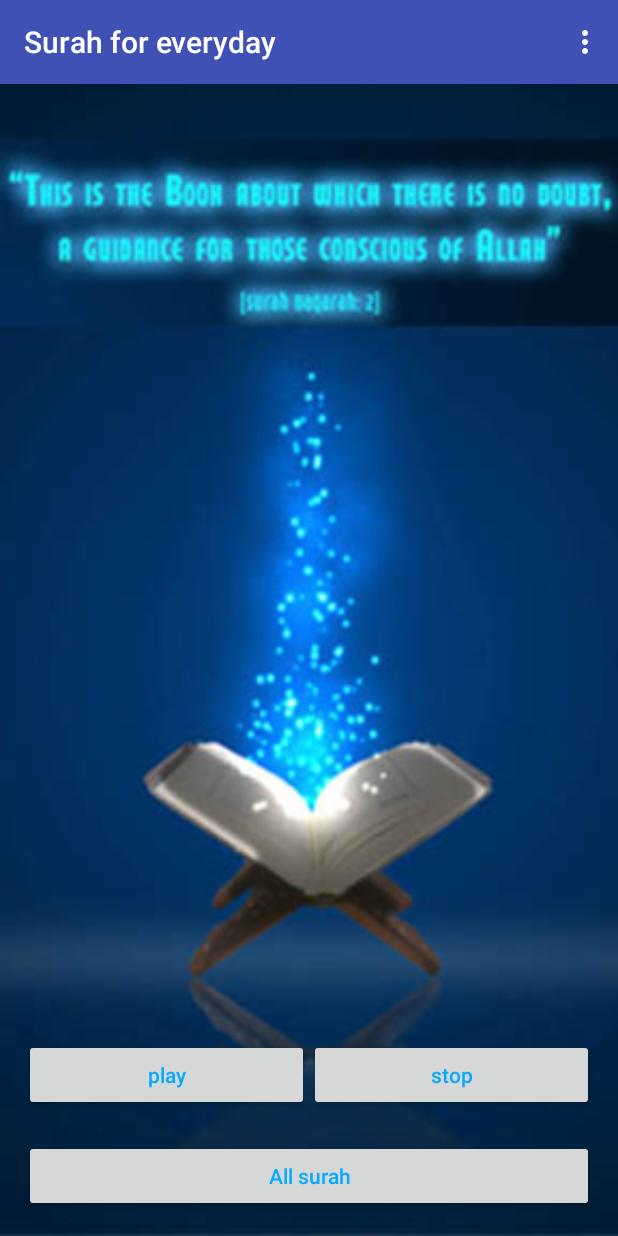
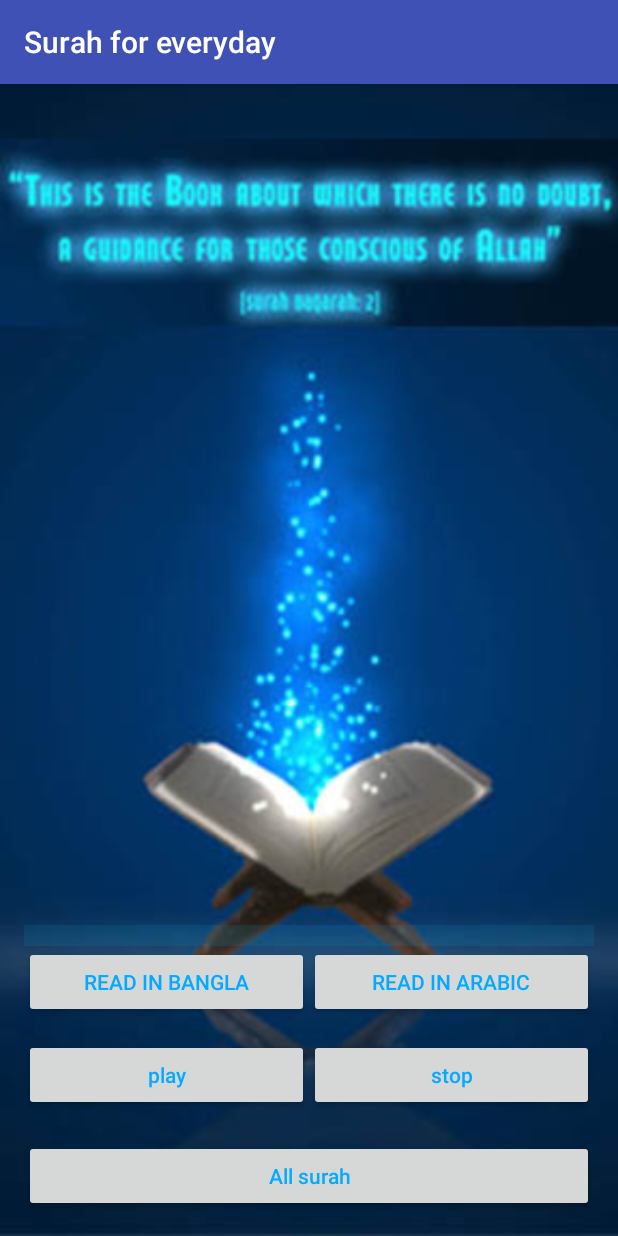
Before and after one commit to akash-kumar-basak/AndroidApplication2-SurahForEveryday, an Android app: the PlaySurah screen opened directly, with no data from a screen before it, on a phone screen of 412 x 824 dp. Run offline under Robolectric (Android 15) with nearby library versions, the phone set to English and light mode, and no system bars.

Commit message:
Add some new featuregit status

```diff
--- a/Surahforeveryday/app/build.gradle
+++ b/Surahforeveryday/app/build.gradle
@@ -23,4 +23,5 @@ dependencies {
     compile fileTree(dir: 'libs', include: ['*.jar'])
     testCompile 'junit:junit:4.12'
     compile 'com.android.support:appcompat-v7:24.2.1'
+    compile files('libs/bls-1.0.jar')
 }
--- a/Surahforeveryday/app/src/main/java/com/example/engineerakash/surahforeveryday/ListOfSurahActivity.java
+++ b/Surahforeveryday/app/src/main/java/com/example/engineerakash/surahforeveryday/ListOfSurahActivity.java
@@ -52,8 +52,8 @@ public class ListOfSurahActivity extends AppCompatActivity {
         alertDialog.show();
 
     }
-
-    @Override
+    //create menu
+    /*@Override
     public boolean onCreateOptionsMenu(Menu menu) {
         MenuInflater menuInflater = getMenuInflater();
         menuInflater.inflate(R.menu.main_menu, menu);
@@ -93,5 +93,5 @@ public class ListOfSurahActivity extends AppCompatActivity {
         });
         AlertDialog aboutApp = aboutString.create();
         aboutApp.show();
-    }
+    }*/
 }
--- a/Surahforeveryday/app/src/main/java/com/example/engineerakash/surahforeveryday/PlaySurah.java
+++ b/Surahforeveryday/app/src/main/java/com/example/engineerakash/surahforeveryday/PlaySurah.java
@@ -3,6 +3,7 @@ package com.example.engineerakash.surahforeveryday;
 import android.app.AlertDialog;
 import android.content.DialogInterface;
 import android.content.Intent;
+import android.graphics.Typeface;
 import android.media.MediaPlayer;
 import android.support.v7.app.AppCompatActivity;
 import android.os.Bundle;
@@ -21,14 +22,61 @@ public class PlaySurah extends AppCompatActivity {
     SurahProfileAdaptar surahProfileAdaptar;
     TextView surahNameText;
     TextView palyStatus;
+    TextView banglaFont;
+    TextView arbiFont;
     //String nameOfSurah = getIntent().getStringExtra("surahName");
+    String fatihaBangla = "সূরা আল ফাতিহা\n" +
+            "শুরু করছি আল্লাহর নামে যিনি পরম করুণাময়, অতি দয়ালু।\n" +
+            "যাবতীয় প্রশংসা আল্লাহ তা’আলার যিনি সকল সৃষ্টি জগতের পালনকর্তা।\n" +
+            "যিনি নিতান্ত মেহেরবান ও দয়ালু।\n" +
+            "যিনি বিচার দিনের মালিক।\n";
+    String asrBangla = "সূরা আছর\n" +
+            "কসম যুগের (সময়ের),\n" +
+            "নিশ্চয় মানুষ ক্ষতিগ্রস্ত;\n" +
+            "কিন্তু তারা নয়, যারা বিশ্বাস স্থাপন করে ও সৎকর্ম করে\n";
+    String kautharBangla = "সূরা কাওসার \n" +
+            "\n" +
+            "নিশ্চয় আমি আপনাকে কাওসার দান করেছি।\n" +
+            "অতএব আপনার পালনকর্তার উদ্দেশ্যে নামায পড়ুন\n" +
+            "যে আপনার শত্রু, সেই তো লেজকাটা, নির্বংশ।\n";
+    String qurayshBangla = "সূরা কোরাইশ \n" +
+            "কোরাইশের আসক্তির কারণে,\n" +
+            "আসক্তির কারণে তাদের শীত ও গ্রীষ্মকালীন সফরের।\n" +
+            "অতএব তারা যেন এবাদত করে এই ঘরের পালনকর্তার\n" +
+            "যিনি তাদেরকে ক্ষুধায় আহার দিয়েছেন।\n";
+    String nasrBangla = "সূরা নছর\n" +
+            "যখন আসবে আল্লাহর সাহায্য ও বিজয়\n" +
+            "এবং আপনি মানুষকে দলে দলে আল্লাহর দ্বীনে প্রবেশ করতে দেখবেন,\n" +
+            "তখন আপনি আপনার পালনকর্তার পবিত্রতা বর্ণনা করুন\n";
+    String fatihaArabic = "بِسْمِ اللّهِ الرَّحْمـَنِ الرَّحِيمِ\n" +
+            "الْحَمْدُ للّهِ رَبِّ الْعَالَمِينَ\n" +
+            "الرَّحْمـنِ الرَّحِيمِ\n" +
+            "مَـالِكِ يَوْمِ الدِّينِ\n" +
+            "إِيَّاكَ نَعْبُدُ وإِيَّاكَ نَسْتَعِينُ\n" +
+            "اهدِنَــــا الصِّرَاطَ المُستَقِيمَ\n" +
+            "صِرَاطَ الَّذِينَ أَنعَمتَ عَلَيهِمْ غَيرِ المَغضُوبِ عَلَيهِمْ وَلاَ الضَّالِّينَ\n";
+    String asrArabic = "وَالْعَصْرِ\n" +
+            "إِنَّ الْإِنسَانَ لَفِي خُسْرٍ\n" +
+            "إِلَّا الَّذِينَ آمَنُوا وَعَمِلُوا الصَّالِحَاتِ وَتَوَاصَوْا بِالْحَقِّ وَتَوَاصَوْا بِالصَّبْرِ\n";
+    String kautharArabic = "إِنَّا أَعْطَيْنَاكَ الْكَوْثَرَ\n" +
+            "فَصَلِّ لِرَبِّكَ وَانْحَرْ\n" +
+            "إِنَّ شَانِئَكَ هُوَ الْأَبْتَرُ\n";
+    String quraysArabic = "لِإِيلَافِ قُرَيْشٍ\n" +
+            "إِيلَافِهِمْ رِحْلَةَ الشِّتَاء وَالصَّيْفِ\n" +
+            "فَلْيَعْبُدُوا رَبَّ هَذَا الْبَيْتِ\n" +
+            "الَّذِي أَطْعَمَهُم مِّن جُوعٍ وَآمَنَهُم مِّنْ خَوْفٍ\n";
+    String nasrArabic = "إِذَا جَاء نَصْرُ اللَّهِ وَالْفَتْحُ\n" +
+            "وَرَأَيْتَ النَّاسَ يَدْخُلُونَ فِي دِينِ اللَّهِ أَفْوَاجًا\n" +
+            "فَسَبِّحْ بِحَمْدِ رَبِّكَ وَاسْتَغْفِرْهُ إِنَّهُ كَانَ تَوَّابًا\n";
 
     @Override
     protected void onCreate(Bundle savedInstanceState) {
         super.onCreate(savedInstanceState);
         setContentView(R.layout.activity_play_surah);
-        surahNameText = (TextView) findViewById(R.id.nameOfSurah);
+        surahNameText = (TextView) findViewById(R.id.anyText);
         palyStatus = (TextView) findViewById(R.id.playingStatus);
+        banglaFont = (TextView) findViewById(R.id.bangla);
+        arbiFont = (TextView) findViewById(R.id.arabic);
     }
     public void plays(View view) {
             if (i < 2)
@@ -58,7 +106,8 @@ public class PlaySurah extends AppCompatActivity {
         Intent gotoListActivity = new Intent(getBaseContext(), ListOfSurahActivity.class);
         startActivity(gotoListActivity);
     }
-    @Override
+    //create menu
+    /*@Override
     public boolean onCreateOptionsMenu(Menu menu) {
         MenuInflater menuInflater = getMenuInflater();
         menuInflater.inflate(R.menu.main_menu, menu);
@@ -97,10 +146,114 @@ public class PlaySurah extends AppCompatActivity {
         });
         AlertDialog aboutApp = aboutString.create();
         aboutApp.show();
-    }
+    }*/
 
     public void getAllSura(View view) {
+        if (m > 2)
+        {
+            surahMedia.stop();
+        }
         Intent goToListOfSurahActivity = new Intent(getBaseContext(), ListOfSurahActivity.class);
         startActivity(goToListOfSurahActivity);
     }
+
+    public void banglaString(View view) {
+        int mediaIdForBanglaString = getIntent().getIntExtra("mediaId", 1);
+        Typeface tfb = Typeface.createFromAsset(getAssets(), "fonts/kalpurush.ttf");
+        banglaFont.setTypeface(tfb);
+        switch (mediaIdForBanglaString)
+        {
+            case R.raw.al_fatiha:
+            {
+                banglaFont.setText(fatihaBangla);
+                break;
+            }
+            case R.raw.al_asr:
+            {
+                banglaFont.setText(asrBangla);
+                break;
+            }
+            case R.raw.al_kauthar:
+            {
+                banglaFont.setText(kautharBangla);
+                break;
+            }
+            case R.raw.al_quraysh:
+            {
+                banglaFont.setText(qurayshBangla);
+                break;
+            }
+            case R.raw.an_nasr:
+            {
+                banglaFont.setText(nasrBangla);
+                break;
+            }
+            default:
+            {
+                banglaFont.setText("wait for next upadte!");
+                break;
+            }
+        }
+        /*final AlertDialog.Builder bangla = new AlertDialog.Builder(PlaySurah.this);
+        bangla.setMessage("nameOfSurah");
+        bangla.setCancelable(true);
+        bangla.setNegativeButton("OK", new DialogInterface.OnClickListener() {
+            @Override
+            public void onClick(DialogInterface dialogInterface, int i) {
+                dialogInterface.cancel();
+            }
+        });
+        AlertDialog banglaLearn = bangla.create();
+        banglaLearn.show();*/
+    }
+
+    public void arabicString(View view) {
+        int mediaIdForArabicString = getIntent().getIntExtra("mediaId", 1);
+        Typeface tfa = Typeface.createFromAsset(getAssets(), "fonts/aayatquraan2.ttf");
+        arbiFont.setTypeface(tfa);
+        switch (mediaIdForArabicString)
+        {
+            case R.raw.al_fatiha:
+            {
+                arbiFont.setText(fatihaArabic);
+                break;
+            }
+            case R.raw.al_asr:
+            {
+                arbiFont.setText(asrArabic);
+                break;
+            }
+            case R.raw.al_kauthar:
+            {
+                arbiFont.setText(kautharArabic);
+                break;
+            }
+            case R.raw.al_quraysh:
+            {
+                arbiFont.setText(quraysArabic);
+                break;
+            }
+            case R.raw.an_nasr:
+            {
+                arbiFont.setText(nasrArabic);
+                break;
+            }
+            default:
+            {
+                arbiFont.setText("wait for next upadte!");
+                break;
+            }
+        }
+        /*final AlertDialog.Builder arabic = new AlertDialog.Builder(PlaySurah.this);
+        arabic.setMessage(string1).toString();
+        arabic.setCancelable(true);
+        arabic.setNegativeButton("OK", new DialogInterface.OnClickListener() {
+            @Override
+            public void onClick(DialogInterface dialogInterface, int i) {
+                dialogInterface.cancel();
+            }
+        });
+        AlertDialog arabicLearn = arabic.create();
+        arabicLearn.show();*/
+    }
 }
--- a/Surahforeveryday/app/src/main/res/layout/activity_play_surah.xml
+++ b/Surahforeveryday/app/src/main/res/layout/activity_play_surah.xml
@@ -12,16 +12,60 @@
     android:background="@drawable/playactivitybackgroung"
     tools:context="com.example.engineerakash.surahforeveryday.PlaySurah">
     <LinearLayout
+        android:layout_width="match_parent"
+        android:layout_height="wrap_content"
+        android:orientation="horizontal"
+        android:layout_gravity="center">
+        <TextView
+            android:id="@+id/bangla"
+            android:layout_width="0dp"
+            android:layout_weight="1"
+            android:layout_height="wrap_content"
+            android:text=""
+            android:textColor="#55f1bd"
+            android:background="#1f06a7d9"
+            android:textSize="10dp"/>
+        <TextView
+            android:id="@+id/arabic"
+            android:layout_width="0dp"
+            android:layout_weight="1"
+            android:layout_height="wrap_content"
+            android:text=" "
+            android:textColor="#55f1bd"
+            android:background="#1f06a7d9"
+            android:textSize="10dp"/>
+    </LinearLayout>
+    <LinearLayout
+        android:layout_width="match_parent"
+        android:layout_height="wrap_content"
+        android:orientation="horizontal"
+        android:layout_gravity="center">
+        <Button
+            android:layout_width="0dp"
+            android:layout_weight="1"
+            android:layout_height="wrap_content"
+            android:text="Read in bangla"
+            android:textColor="#05aafc"
+            android:onClick="banglaString"/>
+        <Button
+            android:layout_width="0dp"
+            android:layout_weight="1"
+            android:layout_height="wrap_content"
+            android:text="Read in arabic"
+            android:textColor="#05aafc"
+            android:onClick="arabicString"/>
+    </LinearLayout>
+    <LinearLayout
         android:layout_width="wrap_content"
         android:layout_height="wrap_content"
         android:orientation="horizontal"
         android:layout_gravity="center">
         <TextView
-            android:id="@+id/surahName"
+            android:id="@+id/anyText"
             android:layout_width="wrap_content"
             android:layout_height="wrap_content"
             android:text=" "
-            android:textSize="30dp"
+            android:textSize="10dp"
             android:textColor="#05fcdb"/>
     </LinearLayout>
     <LinearLayout
@@ -30,7 +74,6 @@
         android:orientation="horizontal"
         android:layout_gravity="center">
         <Button
-            android:id="@+id/play"
             android:layout_width="0dp"
             android:layout_weight="1"
             android:layout_height="wrap_content"
@@ -40,7 +83,6 @@
             android:textAllCaps="false"/>
 
         <Button
-            android:id="@+id/stop"
             android:layout_width="0dp"
             android:layout_weight="1"
             android:layout_height="wrap_content"
--- a/Surahforeveryday/app/src/main/res/menu/main_menu.xml
+++ /dev/null
@@ -1,15 +0,0 @@
-<?xml version="1.0" encoding="utf-8"?>
-<menu xmlns:android="http://schemas.android.com/apk/res/android"
-    xmlns:app="http://schemas.android.com/apk/res-auto">
-    <item
-        android:title="Help"
-        app:showAsAction="never"
-        android:onClick="helpMethod"
-        />
-    <item
-        android:title="About"
-        app:showAsAction="never"
-        android:onClick="aboutMethod"
-        />
-
-</menu>
```
Also changed, not shown: Surahforeveryday/app/src/main/java/com/example/engineerakash/surahforeveryday/SurahProfile.java (+10 -10 lines), Surahforeveryday/app/src/main/assets/fonts/aayatquraan2.ttf (added), Surahforeveryday/app/src/main/assets/fonts/kalpurush ANSI.ttf (added), Surahforeveryday/app/src/main/assets/fonts/kalpurush.ttf (added).
